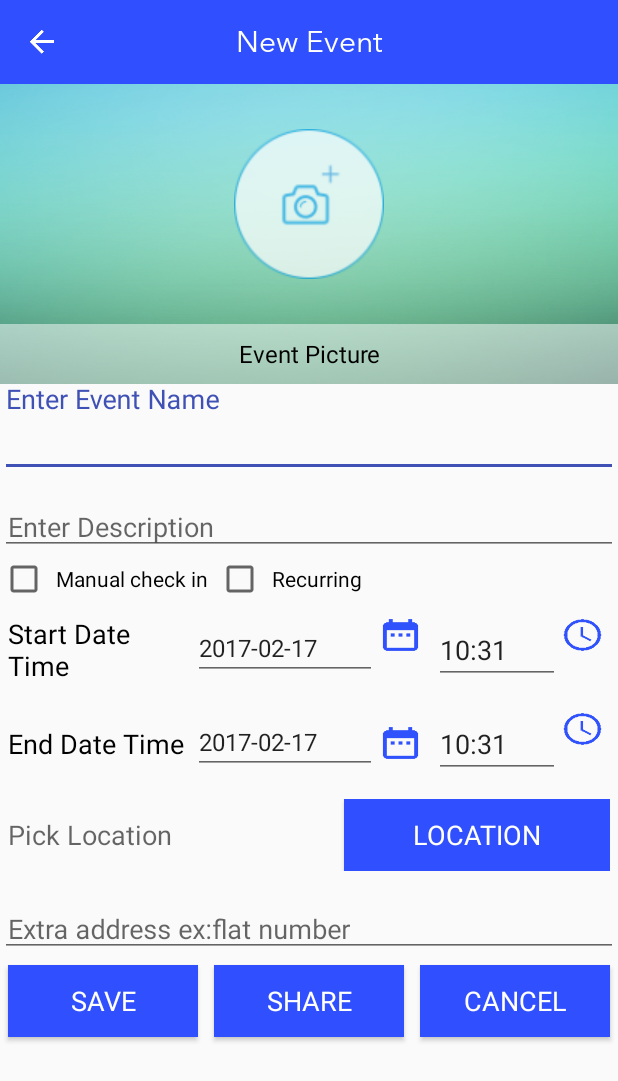
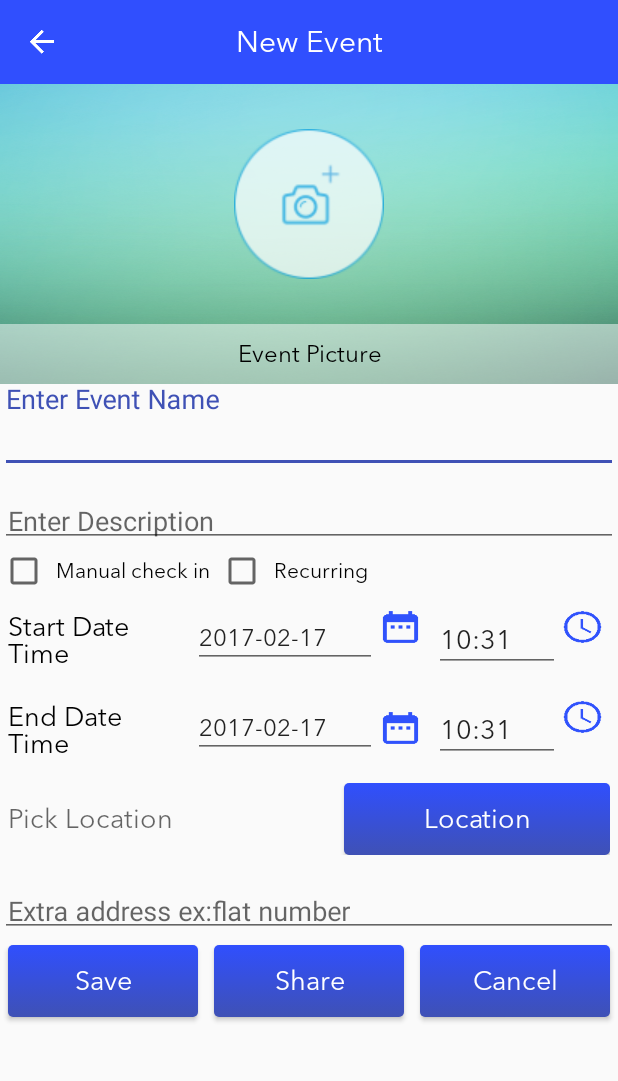
Before and after one commit to sivanookala1979/invitationapp-new, an Android app: the NewEventActivity screen opened directly, with no data from a screen before it, on a phone screen of 412 x 824 dp. Shown: the top 1081 px of the screen. Run offline under Robolectric (Android 15) with nearby library versions, the phone set to English and light mode, and no system bars; network calls fail.

Commit message:
removed navigation add group item in homescreen, fixed the crash issue in multiple groups screen, set font to text in my event activity, set font to text in my invitation activity, set font to text in new event activity, implemented on backpressed and on close activity in new group acivity, hiding toolbar icon in participants activity, changed the get group call in share event activity, implemented add group icon and on click event in my groups activity,  changed the buttons to gradirent button in activity layout.

```diff
--- a/app/src/main/java/com/cerone/invitation/UserProfile.java
+++ b/app/src/main/java/com/cerone/invitation/UserProfile.java
@@ -24,6 +24,7 @@ import android.widget.ImageView;
 import android.widget.ListView;
 import android.widget.RadioButton;
 import android.widget.TextView;
+import android.widget.Toast;
 
 import com.cerone.invitation.activities.BaseActivity;
 import com.cerone.invitation.adapter.ImageDialogAdapter;
@@ -91,6 +92,7 @@ public class UserProfile extends BaseActivity implements View.OnClickListener {
                     status.setText(userDetails.getStatus());
                     user.setUserName(userDetails.getUserName());
                     user.setPhoneNumber(userDetails.getPhoneNumber());
+                    if(userDetails.getStatus()==null) userDetails.setStatus("");
                     user.setStatus(userDetails.getStatus());
                     user.setImage(userDetails.getImage());
                     InvtAppPreferences.setProfileDetails(user);
@@ -139,7 +141,7 @@ public class UserProfile extends BaseActivity implements View.OnClickListener {
                             if (userDetails != null) {
                                     InvtAppPreferences.setProfileDetails(userDetails);
                                     InvtAppPreferences.setProfileGiven(true);
-                                    setSnackBarValidation("Profile Successfully updated.");
+                                    Toast.makeText(getApplicationContext(), "Profile Successfully updated", Toast.LENGTH_LONG).show();
                                     finish();
                                 } else {
                                     setSnackBarValidation(userDetails.getErrorMessage());
--- a/app/src/main/java/com/cerone/invitation/activities/MyEventActivity.java
+++ b/app/src/main/java/com/cerone/invitation/activities/MyEventActivity.java
@@ -37,6 +37,8 @@ public class MyEventActivity extends BaseActivity implements OnClickListener {
         super.onCreate(savedInstanceState);
         setContentView(R.layout.event_information_layout);
         addToolbarView();
+        setFontType(R.id.description, R.id.txt_start, R.id.txt_end, R.id.eventStartDate, R.id.eventStartTime, R.id.eventEndDate, R.id.eventEndTime,
+                R.id.eventLocation, R.id.participantsInfo, R.id.editEvent, R.id.shareEvent, R.id.deleteEvent, R.id.acceptInvitation, R.id.mayBe, R.id.rejected);
         participantsLayout = (LinearLayout) findViewById(R.id.participantsLayout);
         editEvent = (Button) findViewById(R.id.editEvent);
         shareEvent = (Button) findViewById(R.id.shareEvent);
--- a/app/src/main/java/com/cerone/invitation/activities/MyInvitationActivity.java
+++ b/app/src/main/java/com/cerone/invitation/activities/MyInvitationActivity.java
@@ -49,6 +49,8 @@ public class MyInvitationActivity extends BaseActivity implements OnClickListene
         super.onCreate(savedInstanceState);
         setContentView(R.layout.event_information_layout);
         addToolbarView();
+        setFontType(R.id.description,R.id.eventStartDate,R.id.eventStartTime,R.id.eventEndDate,R.id.eventEndTime,R.id.eventLocation,R.id.participantsInfo,
+                R.id.editEvent,R.id.shareEvent,R.id.inviteesInfo,R.id.txt_start,R.id.txt_end, R.id.deleteEvent, R.id.acceptInvitation, R.id.mayBe, R.id.rejected);
         invitations = InvtAppPreferences.getInvitation();
         participantsLayout = (LinearLayout) findViewById(R.id.participantsLayout);
         location = (LinearLayout) findViewById(R.id.gpsLocationLayout);
@@ -180,6 +182,7 @@ public class MyInvitationActivity extends BaseActivity implements OnClickListene
         final Dialog dialog = new Dialog(this);
         dialog.requestWindowFeature(Window.FEATURE_NO_TITLE);
         dialog.setContentView(R.layout.logout_dialog);
+        setFontType(R.id.title_accept, R.id.btn_submit, R.id.btn_cancel, R.id.btn_submit, R.id.radio_location, R.id.radio_distance, R.id.radio_nothing);
         Button accept = (Button) dialog.findViewById(R.id.btn_submit);
         Button cancel = (Button) dialog.findViewById(R.id.btn_cancel);
         cancel.setVisibility(View.GONE);
--- a/app/src/main/java/com/cerone/invitation/activities/NewEventActivity.java
+++ b/app/src/main/java/com/cerone/invitation/activities/NewEventActivity.java
@@ -68,6 +68,8 @@ public class NewEventActivity extends BaseActivity implements OnClickListener {
         super.onCreate(savedInstanceState);
         setContentView(R.layout.new_event_layout);
         addToolbarView();
+        setFontType(R.id.txt_eventImage, R.id.eventName, R.id.description, R.id.manualCheckIn, R.id.recurring, R.id.eventAddress, R.id.extraAddress, R.id.startDate,
+                R.id.startTime, R.id.endDate, R.id.endTime, R.id.txt_startDatetime, R.id.txt_endDateTime, R.id.getLocation, R.id.createEvent, R.id.shareEvent, R.id.Cancel);
         startDateLayout = (LinearLayout) findViewById(R.id.startTimeLayout1);
         eventNameInput = (TextInputLayout) findViewById(R.id.eventNameInput);
         eventDescriptionInput = (TextInputLayout) findViewById(R.id.eventDescriptionInput);
--- a/app/src/main/java/com/cerone/invitation/activities/ParticipantsActivity.java
+++ b/app/src/main/java/com/cerone/invitation/activities/ParticipantsActivity.java
@@ -13,6 +13,7 @@ import android.support.v4.app.ActivityCompat;
 import android.view.View;
 import android.view.View.OnClickListener;
 import android.widget.AdapterView;
+import android.widget.ImageView;
 import android.widget.ListView;
 import android.widget.TextView;
 import android.widget.Toast;
@@ -51,6 +52,8 @@ public class ParticipantsActivity extends BaseActivity implements OnClickListene
         title = getIntent().getExtras().getString("title");
         TextView title = (TextView) findViewById(R.id.toolbar_title);
         title.setText(this.title+"");
+        ImageView image = (ImageView) findViewById(R.id.toolbarEvent);
+        image.setVisibility(View.INVISIBLE);
         listView = (ListView) findViewById(R.id.events_list);
         listView.setOnItemClickListener(this);
         groupId = getIntent().getExtras().getInt("groupId");
--- a/app/src/main/java/com/cerone/invitation/activities/ShareEventActivity.java
+++ b/app/src/main/java/com/cerone/invitation/activities/ShareEventActivity.java
@@ -91,7 +91,7 @@ public class ShareEventActivity extends BaseActivity implements OnClickListener,
                 GroupSyncher groupSyncher = new GroupSyncher();
                 shareContacts = groupSyncher.getDifferentiateContacts(StringUtils.getContactsListFromUsers(allPhoneContacts));
                 splitContacts();
-                myGroups = groupSyncher.getGroups();
+                myGroups = groupSyncher.getGroupItems();
             }
 
             @Override
--- a/app/src/main/java/com/cerone/invitation/activities/chat/AllChatsActivity.java
+++ b/app/src/main/java/com/cerone/invitation/activities/chat/AllChatsActivity.java
@@ -14,7 +14,6 @@ import com.cerone.invitation.R;
 import com.cerone.invitation.activities.BaseActivity;
 import com.cerone.invitation.activities.SupportChatActivity;
 import com.cerone.invitation.adapter.AllChatDetailsAdapter;
-import com.cerone.invitation.helpers.FontTypes;
 import com.cerone.invitation.helpers.InvtAppAsyncTask;
 import com.cerone.invitation.helpers.InvtAppPreferences;
 import com.example.dataobjects.ChatInfo;
--- a/app/src/main/java/com/cerone/invitation/adapter/AllChatDetailsAdapter.java
+++ b/app/src/main/java/com/cerone/invitation/adapter/AllChatDetailsAdapter.java
@@ -21,7 +21,6 @@ import java.text.SimpleDateFormat;
 import java.util.Collection;
 import java.util.Date;
 import java.util.List;
-import java.util.concurrent.TimeUnit;
 
 public class AllChatDetailsAdapter extends ArrayAdapter<ChatRoom> {
     Context context;
@@ -80,10 +79,7 @@ public class AllChatDetailsAdapter extends ArrayAdapter<ChatRoom> {
         TextView appxText = (TextView) row.findViewById(R.id.time_text);
         if (chatRommList.get(position).getLatestMsgDateTime() != null) {
             String dateTime = chatRommList.get(position).getLatestMsgDateTime();
-            //String[] dateSplit = dateTime.split(" ");
-            //appxText.setText(dateSplit[3] + "");
             appxText.setText(dateTime + "");
-
             try {
                 getMonthDayAgo(dateTime, appxText);
             } catch (java.text.ParseException e) {
--- a/app/src/main/res/layout/new_event_layout.xml
+++ b/app/src/main/res/layout/new_event_layout.xml
@@ -70,6 +70,7 @@
                     </LinearLayout>
 
                     <TextView
+                        android:id="@+id/txt_eventImage"
                         android:layout_width="match_parent"
                         android:layout_height="0dp"
                         android:layout_weight="20"
@@ -190,6 +191,7 @@
                 android:weightSum="100">
 
                 <TextView
+                    android:id="@+id/txt_startDatetime"
                     android:layout_width="0dp"
                     android:layout_height="wrap_content"
                     android:layout_gravity="center_vertical"
@@ -262,6 +264,7 @@
                 android:weightSum="100">
 
                 <TextView
+                    android:id="@+id/txt_endDateTime"
                     android:layout_width="0dp"
                     android:layout_height="wrap_content"
                     android:layout_gravity="center_vertical"
@@ -351,13 +354,14 @@
                     android:layout_gravity="center_vertical"
                     android:layout_marginLeft="5dp"
                     android:layout_weight="20"
-                    android:background="@color/blue_shade"
+                    android:background="@drawable/gradient_button"
                     android:minWidth="150dp"
                     android:padding="10dp"
                     android:fontFamily="fonts/AvenirNextLTPro-Regular.otf"
                     android:text="Location"
                     android:textColor="@color/white"
-                    android:textSize="@dimen/text_size" />
+                    android:textSize="@dimen/text_size"
+                    android:textAllCaps="false"/>
             </LinearLayout>
 
             <android.support.design.widget.TextInputLayout
@@ -392,13 +396,14 @@
                     android:layout_margin="5dp"
                     android:layout_marginTop="20dp"
                     android:layout_weight="30"
-                    android:background="@color/blue_shade"
+                    android:background="@drawable/gradient_button"
                     android:minWidth="150dp"
                     android:padding="5dp"
                     android:text="Save"
                     android:fontFamily="fonts/AvenirNextLTPro-Regular.otf"
                     android:textColor="@color/white"
-                    android:textSize="@dimen/text_size" />
+                    android:textSize="@dimen/text_size"
+                    android:textAllCaps="false"/>
 
                 <Button
                     android:id="@+id/shareEvent"
@@ -408,13 +413,14 @@
                     android:layout_margin="5dp"
                     android:layout_marginTop="20dp"
                     android:layout_weight="30"
-                    android:background="@color/blue_shade"
+                    android:background="@drawable/gradient_button"
                     android:minWidth="150dp"
                     android:padding="5dp"
                     android:text="Share"
                     android:fontFamily="fonts/AvenirNextLTPro-Regular.otf"
                     android:textColor="@color/white"
-                    android:textSize="@dimen/text_size" />
+                    android:textSize="@dimen/text_size"
+                    android:textAllCaps="false"/>
 
                 <Button
                     android:id="@+id/Cancel"
@@ -424,13 +430,14 @@
                     android:layout_margin="5dp"
                     android:layout_marginTop="20dp"
                     android:layout_weight="30"
-                    android:background="@color/blue_shade"
+                    android:background="@drawable/gradient_button"
                     android:minWidth="150dp"
                     android:padding="5dp"
                     android:text="Cancel"
                     android:fontFamily="fonts/AvenirNextLTPro-Regular.otf"
                     android:textColor="@color/white"
-                    android:textSize="@dimen/text_size" />
+                    android:textSize="@dimen/text_size"
+                    android:textAllCaps="false"/>
             </LinearLayout>
         </LinearLayout>
     </ScrollView>
```
Also changed, not shown: app/src/main/java/com/cerone/invitation/MyGroupsActivity.java (+15 -0 lines), app/src/main/java/com/cerone/invitation/activities/HomeScreenActivity.java (+1 -7 lines), app/src/main/java/com/cerone/invitation/activities/MultipleGroupSelectionActivity.java (+3 -11 lines), app/src/main/java/com/cerone/invitation/activities/NewGroupActivity.java (+19 -4 lines), app/src/main/res/layout/event_information_layout.xml (+12 -7 lines), app/src/main/res/layout/events_layout.xml (+24 -2 lines), app/src/main/res/layout/logout_dialog.xml (+6 -4 lines), app/src/main/res/menu/activity_navigation_drawer_drawer.xml (+5 -8 lines).
